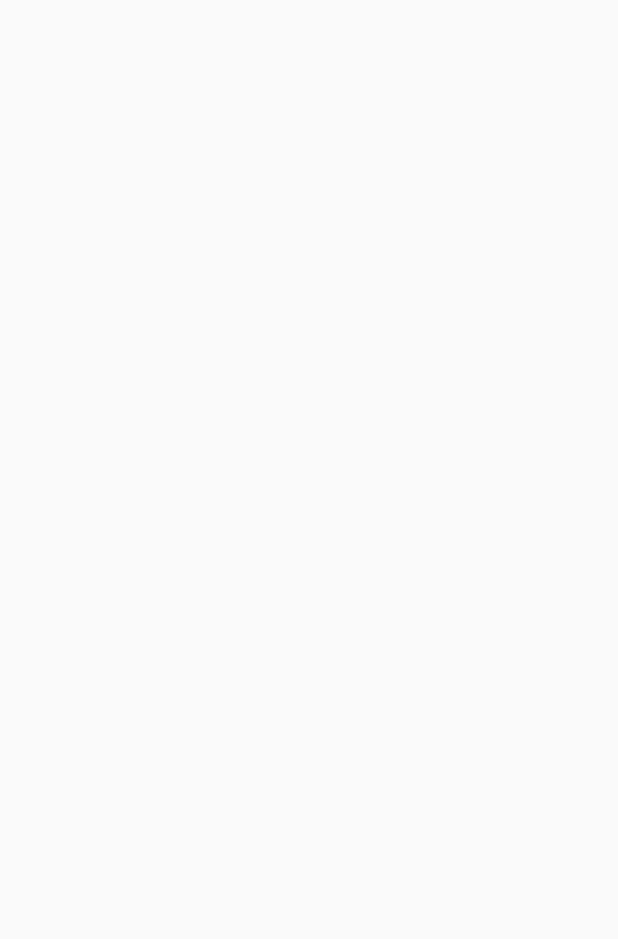
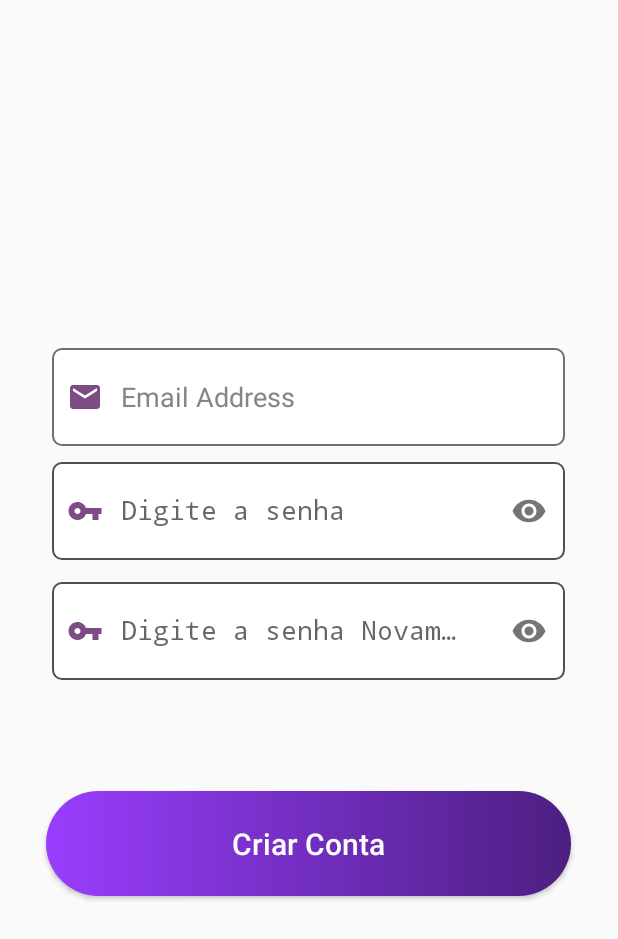
Before and after one commit to vDuduardo/XPCriativaApp, an Android app: the CreateAccountActivity screen opened directly, with no data from a screen before it, on a phone screen of 412 x 824 dp. Before the commit the part shown is empty. Shown: the top 939 px of the screen. Run offline under Robolectric (Android 15) with nearby library versions, the phone set to English and light mode, and no system bars.

Commit message:
Add Create Account Activity

```diff
--- a/app/src/main/java/br/xpcriativa/app/CreateAccountActivity.java
+++ b/app/src/main/java/br/xpcriativa/app/CreateAccountActivity.java
@@ -1,8 +1,22 @@
 package br.xpcriativa.app;
 
 import android.app.Activity;
+import android.os.Bundle;
+import android.widget.Button;
+
+import androidx.annotation.Nullable;
 
 public class CreateAccountActivity extends Activity {
 
+    @Override
+    protected void onCreate(@Nullable Bundle savedInstanceState) {
+        super.onCreate(savedInstanceState);
+        setContentView(R.layout.activity_create_account);
 
+        Button createAccountButton = findViewById(R.id.buttonCreateAccount);
+
+        createAccountButton.setOnClickListener(v -> {
+
+        });
+    }
 }
--- a/app/src/main/res/layout/activity_create_account.xml
+++ b/app/src/main/res/layout/activity_create_account.xml
@@ -11,7 +11,7 @@
         android:layout_width="342dp"
         android:layout_height="65dp"
         android:layout_centerHorizontal="true"
-        android:layout_marginTop="242dp"
+        android:layout_marginTop="232dp"
         android:background="@drawable/custom_textbox_login"
         android:drawableStart="@drawable/vector_email"
         android:drawablePadding="12dp"
@@ -70,4 +70,19 @@
             android:textColorHint="@color/gray_hint" />
     </com.google.android.material.textfield.TextInputLayout>
 
+    <Button
+        android:id="@+id/buttonCreateAccount"
+        android:layout_width="350dp"
+        android:layout_height="70dp"
+        android:layout_centerHorizontal="true"
+        android:layout_below="@id/TogglePasswordLayout2"
+        android:layout_marginTop="70dp"
+        android:background="@drawable/custom_button_login"
+        android:text="@string/create_account"
+        android:textAllCaps="false"
+        android:textColor="#FFFFFF"
+        android:textSize="20sp">
+
+    </Button>
+
 </RelativeLayout>
--- a/app/src/main/res/values/strings.xml
+++ b/app/src/main/res/values/strings.xml
@@ -7,4 +7,5 @@
     <string name="string_pwd_recovery">Esqueci minha senha</string>
     <string name="repeat_password">Digite a senha Novamente</string>
     <string name="password">Digite a senha</string>
+    <string name="create_account">Criar Conta</string>
 </resources>
```
